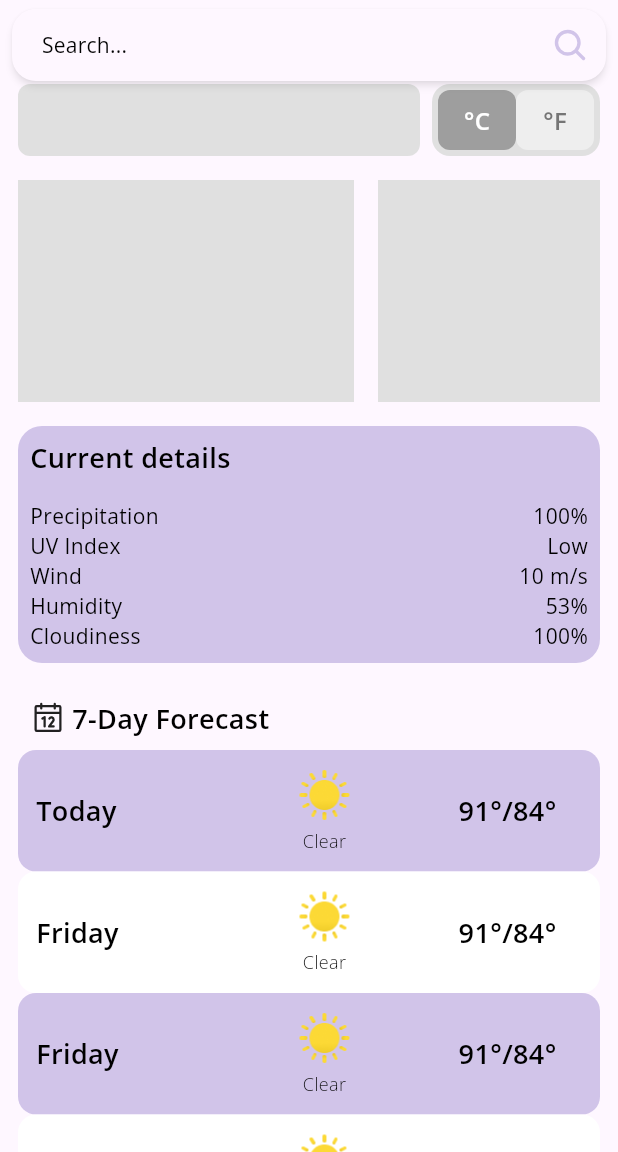
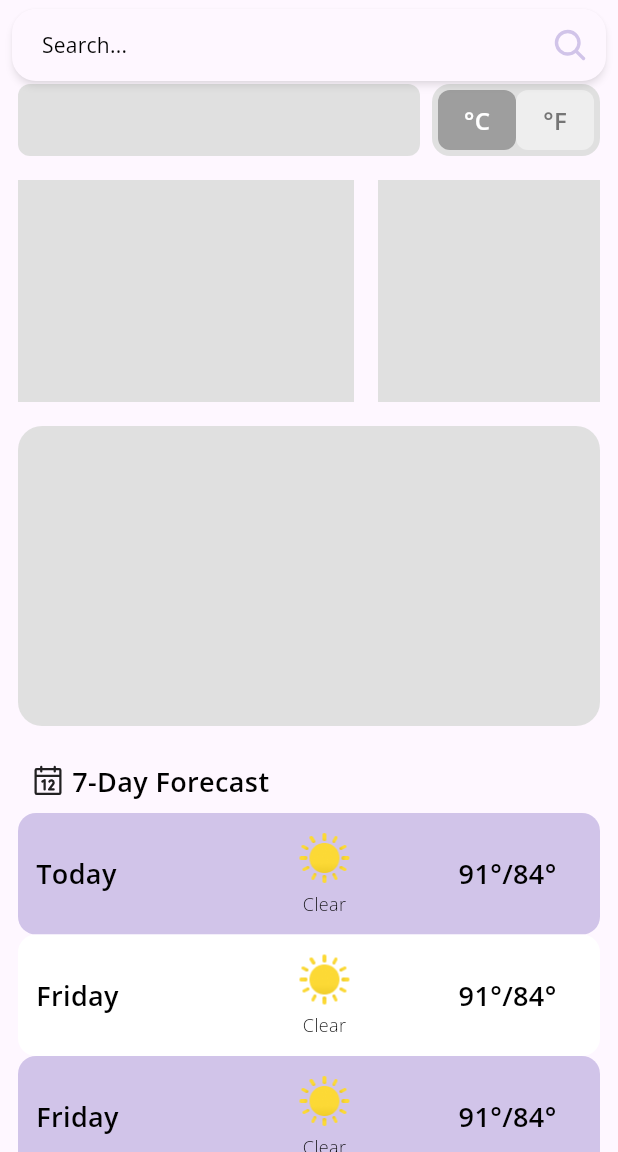
Before and after one commit to Rizqanmr/weather_app, a Flutter app: the screen it shows after launch, on a phone screen of 412 x 824 dp, the part 84-1236 px from its top. Run offline on Flutter 3.47's test engine with Material 3 defaults, Android fonts, the phone set to English and light mode, and no system bars; drawn by our look-alikes of shimmer; our stand-ins replace country_picker, geolocator, google_fonts, latlong2, material_floating_search_bar_2, phosphor_flutter.

Commit message:
integrate current weather detail with api

```diff
--- a/lib/models/weather.dart
+++ b/lib/models/weather.dart
@@ -14,6 +14,10 @@ class WeatherModel with ChangeNotifier {
   final double windSpeed;
   String city;
   final String countryCode;
+  final int clouds;
+  final int visibility;
+  final DateTime sunrise;
+  final DateTime sunset;
 
   WeatherModel({
     required this.temp,
@@ -29,6 +33,10 @@ class WeatherModel with ChangeNotifier {
     required this.windSpeed,
     required this.city,
     required this.countryCode,
+    required this.clouds,
+    required this.visibility,
+    required this.sunrise,
+    required this.sunset
   });
 
   factory WeatherModel.fromJson(Map<String, dynamic> json) {
@@ -46,6 +54,10 @@ class WeatherModel with ChangeNotifier {
       windSpeed: (json['wind']['speed']).toDouble(),
       city: json['name'],
       countryCode: json['sys']['country'],
+      clouds: json['clouds']['all'],
+      visibility: json['visibility'],
+      sunrise: DateTime.fromMillisecondsSinceEpoch(json['sys']['sunrise'] * 1000),
+      sunset: DateTime.fromMillisecondsSinceEpoch(json['sys']['sunset'] * 1000)
     );
   }
 }
--- a/lib/widgets/current_weather_detail.dart
+++ b/lib/widgets/current_weather_detail.dart
@@ -1,31 +1,61 @@
 import 'package:flutter/material.dart';
+import 'package:intl/intl.dart';
+import 'package:provider/provider.dart';
+import 'package:weather_app/provider/weather_provider.dart';
 import 'package:weather_app/themes/colors.dart';
 import 'package:weather_app/themes/text_styles.dart';
+import 'package:weather_app/utils/ext.dart';
 import 'package:weather_app/utils/util.dart';
+import 'package:weather_app/widgets/custom_shimmer.dart';
 
 class CurrentWeatherDetail extends StatelessWidget {
   const CurrentWeatherDetail({super.key});
 
   @override
   Widget build(BuildContext context) {
+    return Consumer<WeatherProvider>(builder: (context, provider, _) {
+      if (provider.isLoading) {
+        return CustomShimmer(
+          height: 200.0,
+          borderRadius: BorderRadius.circular(16.0),
+        );
+      }
       return Container(
         padding: const EdgeInsets.all(8.0),
         decoration: BoxDecoration(
-        color: primaryPurple,
-        borderRadius: BorderRadius.circular(16)
-      ),
+            color: primaryPurple, borderRadius: BorderRadius.circular(16)),
         child: Column(
           crossAxisAlignment: CrossAxisAlignment.start,
           children: [
-          Text('Current details', style: semiboldText,),
-          const SizedBox(height: 16.0,),
-          keyValue('Precipitation', '100%'),
-          keyValue('UV Index', 'Low'),
-          keyValue('Wind', '10 m/s'),
-          keyValue('Humidity', '53%'),
-          keyValue('Cloudiness', '100%')
+            Text(
+              'Current details',
+              style: semiboldText,
+            ),
+            const SizedBox(
+              height: 16.0,
+            ),
+            keyValue('Cloudiness', '${provider.weatherModel.clouds}%'),
+            keyValue('Humidity', '${provider.weatherModel.humidity}%'),
+            keyValue('Pressure', '${provider.weatherModel.pressure} mBar'),
+            keyValue('Sunrise', DateFormat('hh:mm a').format(provider.weatherModel.sunrise)),
+            keyValue('Sunset', DateFormat('hh:mm a').format(provider.weatherModel.sunset)),
+            keyValue(
+                'Temperature min',
+                provider.isCelsius
+                    ? '${provider.weatherModel.tempMin.toStringAsFixed(1)}°'
+                    : '${provider.weatherModel.tempMin.toFahrenheit().toStringAsFixed(1)}°'
+            ),
+            keyValue(
+                'Temperature max',
+                provider.isCelsius
+                    ? '${provider.weatherModel.tempMax.toStringAsFixed(1)}°'
+                    : '${provider.weatherModel.tempMax.toFahrenheit().toStringAsFixed(1)}°'
+            ),
+            keyValue('Visibility', '${provider.weatherModel.visibility/1000} km'),
+            keyValue('Wind', '${provider.weatherModel.windSpeed} m/s'),
           ],
         ),
       );
+    });
   }
 }
```
Lines whose indentation alone changed are shown as unchanged.
